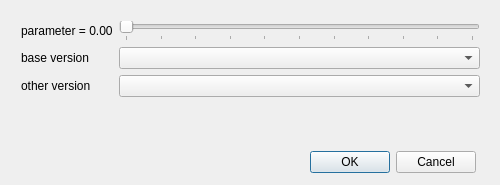
Before: the Qt Designer form ros2/src/visualization/march_rqt_gait_version_tool/resource/parametric_pop_up.ui in project-march/ProjectMarch, drawn with Qt 5.
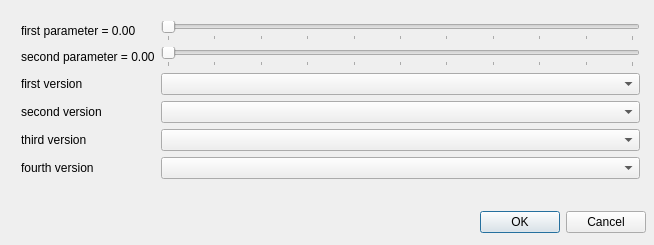
After: the same form once the commit is applied.

What changed in the file:
```diff
--- a/ros2/src/visualization/march_rqt_gait_version_tool/resource/parametric_pop_up.ui
+++ b/ros2/src/visualization/march_rqt_gait_version_tool/resource/parametric_pop_up.ui
@@ -9,8 +9,8 @@
    <rect>
     <x>0</x>
     <y>0</y>
-    <width>500</width>
-    <height>185</height>
+    <width>654</width>
+    <height>245</height>
    </rect>
   </property>
   <property name="minimumSize">
@@ -36,8 +36,8 @@
     <rect>
      <x>10</x>
      <y>10</y>
-     <width>481</width>
-     <height>121</height>
+     <width>641</width>
+     <height>191</height>
     </rect>
    </property>
    <layout class="QFormLayout" name="formLayout">
@@ -47,55 +47,13 @@
     <property name="verticalSpacing">
      <number>6</number>
     </property>
-    <item row="0" column="0">
-     <widget class="QLabel" name="parameterLabel">
-      <property name="toolTip">
-       <string extracomment="The parameter decides 'how much' of the base version is done. ">The parameter decides 'how much' of the base version is done. </string>
-      </property>
-      <property name="text">
-       <string>parameter = 0.00</string>
-      </property>
-     </widget>
-    </item>
-    <item row="0" column="1">
-     <widget class="QSlider" name="parameterSlider">
-      <property name="toolTip">
-       <string extracomment="The parameter decides 'how much' of the base version is done. ">The parameter decides 'how much' of the base version is done. </string>
-      </property>
-      <property name="whatsThis">
-       <string>ello</string>
-      </property>
-      <property name="maximum">
-       <number>100</number>
-      </property>
-      <property name="singleStep">
-       <number>1</number>
-      </property>
-      <property name="orientation">
-       <enum>Qt::Horizontal</enum>
-      </property>
-      <property name="tickPosition">
-       <enum>QSlider::TicksBelow</enum>
-      </property>
-      <property name="tickInterval">
-       <number>10</number>
-      </property>
-     </widget>
-    </item>
     <item row="1" column="0">
      <widget class="QLabel" name="baseVersionLabel">
       <property name="toolTip">
        <string extracomment="The parametric subgait would result to this version if the parameter is 0%.">The parametric subgait would result to this version if the parameter is 0%.</string>
       </property>
       <property name="text">
-       <string>base version</string>
-      </property>
-     </widget>
-    </item>
-    <item row="1" column="1">
-     <widget class="QComboBox" name="baseVersionComboBox">
-      <property name="toolTip">
-       <string extracomment="The parametric subgait would result in this version if the parameter is 0%.">The parametric subgait would result in this version if the parameter is 0%.</string>
+       <string>second parameter = 0.00</string>
       </property>
      </widget>
     </item>
@@ -105,24 +63,135 @@
        <string extracomment="The parametric subgait would result in this version if the parameter is 100%.">The parametric subgait would result in this version if the parameter is 100%.</string>
       </property>
       <property name="text">
-       <string>other version</string>
+       <string>first version</string>
       </property>
      </widget>
     </item>
     <item row="2" column="1">
      <widget class="QComboBox" name="otherVersionComboBox">
       <property name="toolTip">
+       <string extracomment="The parametric subgait would result in this version if the parameter is 0%.">The parametric subgait would result in this version if the parameter is 0%.</string>
+      </property>
+     </widget>
+    </item>
+    <item row="3" column="0">
+     <widget class="QLabel" name="secondVersionLabel">
+      <property name="toolTip">
+       <string extracomment="The parametric subgait would result in this version if the parameter is 100%.">The parametric subgait would result in this version if the parameter is 100%.</string>
+      </property>
+      <property name="text">
+       <string>second version</string>
+      </property>
+     </widget>
+    </item>
+    <item row="3" column="1">
+     <widget class="QComboBox" name="secondVersionComboBox">
+      <property name="toolTip">
        <string extracomment="The parametric subgait would result to this version if the parameter is 100%.">The parametric subgait would result to this version if the parameter is 100%.</string>
       </property>
      </widget>
     </item>
+    <item row="4" column="0">
+     <widget class="QLabel" name="thirdVersionLabel">
+      <property name="toolTip">
+       <string extracomment="The parametric subgait would result in this version if the parameter is 100%.">The parametric subgait would result in this version if the parameter is 100%.</string>
+      </property>
+      <property name="text">
+       <string>third version</string>
+      </property>
+     </widget>
+    </item>
+    <item row="4" column="1">
+     <widget class="QComboBox" name="thirdVersionComboBox">
+      <property name="toolTip">
+       <string extracomment="The parametric subgait would result to this version if the parameter is 100%.">The parametric subgait would result to this version if the parameter is 100%.</string>
+      </property>
+     </widget>
+    </item>
+    <item row="5" column="0">
+     <widget class="QLabel" name="fourthVersionLabel">
+      <property name="toolTip">
+       <string extracomment="The parametric subgait would result in this version if the parameter is 100%.">The parametric subgait would result in this version if the parameter is 100%.</string>
+      </property>
+      <property name="text">
+       <string>fourth version</string>
+      </property>
+     </widget>
+    </item>
+    <item row="5" column="1">
+     <widget class="QComboBox" name="fourthVersionComboBox">
+      <property name="toolTip">
+       <string extracomment="The parametric subgait would result to this version if the parameter is 100%.">The parametric subgait would result to this version if the parameter is 100%.</string>
+      </property>
+     </widget>
+    </item>
+    <item row="0" column="0">
+     <widget class="QLabel" name="firstparameterLabel">
+      <property name="toolTip">
+       <string extracomment="The parameter decides 'how much' of the base version is done. ">The parameter decides 'how much' of the base version is done. </string>
+      </property>
+      <property name="text">
+       <string>first parameter = 0.00</string>
+      </property>
+     </widget>
+    </item>
+    <item row="0" column="1">
+     <widget class="QSlider" name="firstParameterSlider">
+      <property name="toolTip">
+       <string extracomment="The parameter decides 'how much' of the base version is done. ">The parameter decides 'how much' of the base version is done. </string>
+      </property>
+      <property name="whatsThis">
+       <string>ello</string>
+      </property>
+      <property name="maximum">
+       <number>100</number>
+      </property>
+      <property name="singleStep">
+       <number>1</number>
+      </property>
+      <property name="orientation">
+       <enum>Qt::Horizontal</enum>
+      </property>
+      <property name="tickPosition">
+       <enum>QSlider::TicksBelow</enum>
+      </property>
+      <property name="tickInterval">
+       <number>10</number>
+      </property>
+     </widget>
+    </item>
+    <item row="1" column="1">
+     <widget class="QSlider" name="secondParameterSlider">
+      <property name="toolTip">
+       <string extracomment="The parameter decides 'how much' of the base version is done. ">The parameter decides 'how much' of the base version is done. </string>
+      </property>
+      <property name="whatsThis">
+       <string>ello</string>
+      </property>
+      <property name="maximum">
+       <number>100</number>
+      </property>
+      <property name="singleStep">
+       <number>1</number>
+      </property>
+      <property name="orientation">
+       <enum>Qt::Horizontal</enum>
+      </property>
+      <property name="tickPosition">
+       <enum>QSlider::TicksBelow</enum>
+      </property>
+      <property name="tickInterval">
+       <number>10</number>
+      </property>
+     </widget>
+    </item>
    </layout>
   </widget>
   <widget class="QDialogButtonBox" name="buttonBox">
    <property name="geometry">
     <rect>
-     <x>310</x>
-     <y>150</y>
+     <x>480</x>
+     <y>210</y>
      <width>166</width>
      <height>25</height>
     </rect>
```
Left out of the diff: 10 changed lines with no effect on the pictures.
